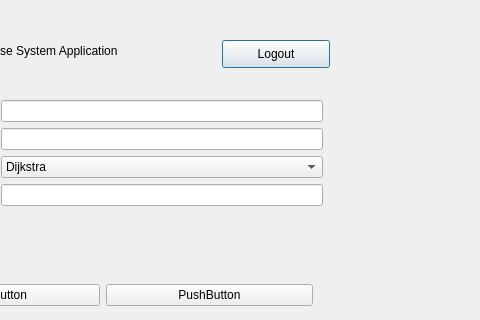
Qt form qt_designer/profile.ui (QUAFFquaff/Warehouse-Navigation-Application) before a commit; both pictures show x 308 to 788 and y 0 to 320 of the 788 by 402 pixel window.
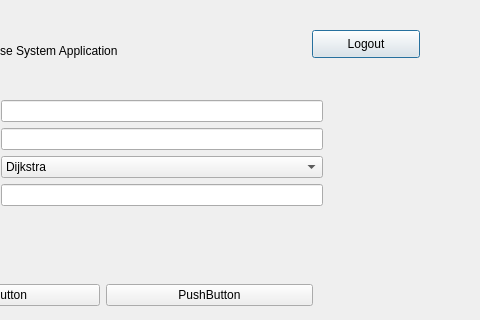
The same form after that commit.

Diff of the .ui file:
```diff
--- a/qt_designer/profile.ui
+++ b/qt_designer/profile.ui
@@ -42,8 +42,8 @@
   <widget class="QPushButton" name="pushButton_logout">
    <property name="geometry">
     <rect>
-     <x>530</x>
-     <y>40</y>
+     <x>620</x>
+     <y>30</y>
      <width>108</width>
      <height>28</height>
     </rect>
```
